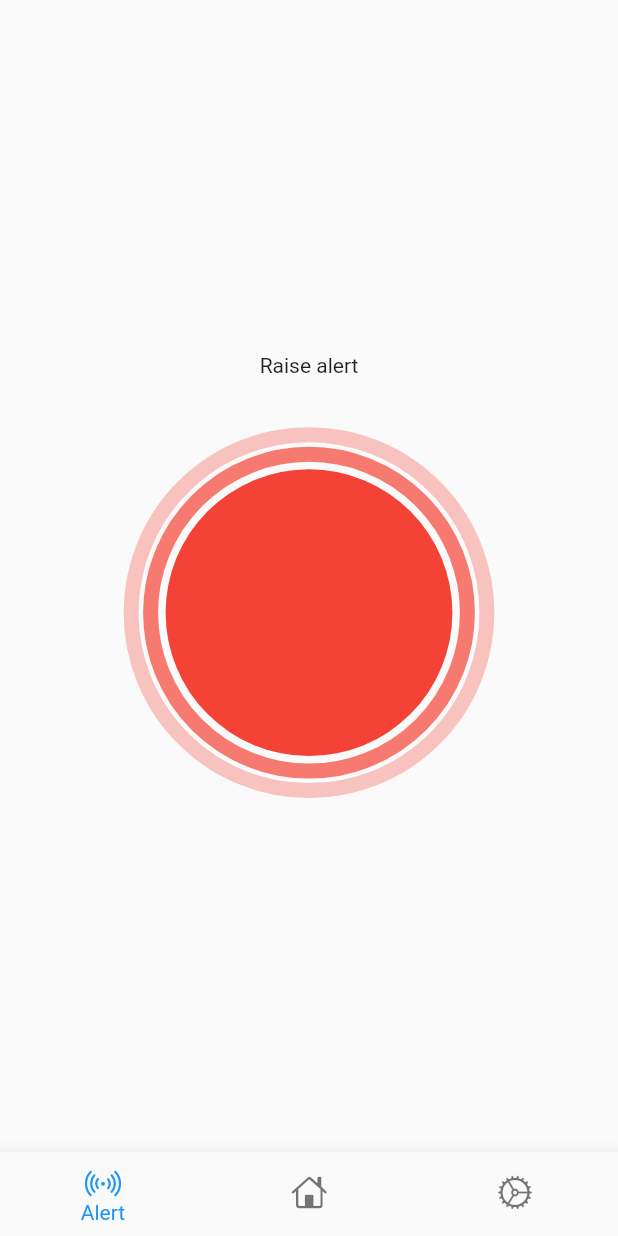
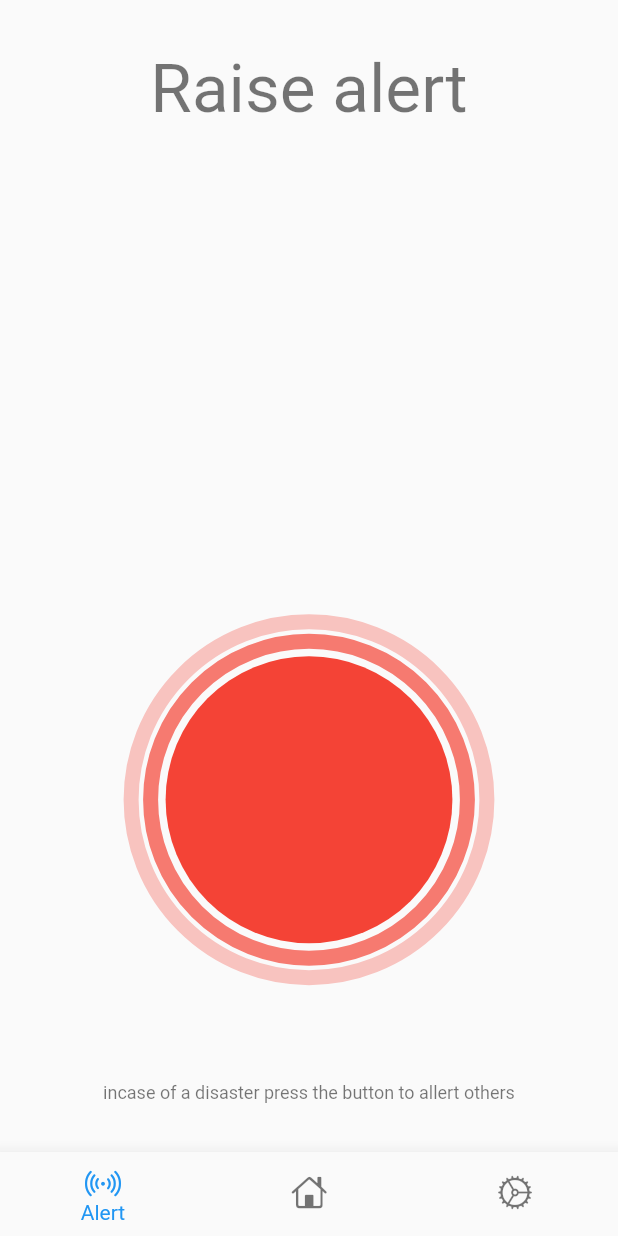
Before and after one commit to materoy/Siemens-hackathon-safety-marker, a Flutter app: the screen it shows after launch, on a phone screen of 412 x 824 dp. Run offline on Flutter 3.47's test engine with Material 2 defaults, Android fonts, the phone set to English and light mode, and no system bars; our stand-ins replace bloc, flutter_bloc; generated files the repository leaves out were written again.

```diff
--- a/lib/app/modules/alert/alert.dart
+++ b/lib/app/modules/alert/alert.dart
@@ -1,2 +1,3 @@
 export 'view/alert_details_page.dart';
+export 'view/alert_response_page.dart';
 export 'view/raise_alert_page.dart';
--- a/lib/app/modules/alert/view/raise_alert_page.dart
+++ b/lib/app/modules/alert/view/raise_alert_page.dart
@@ -10,19 +10,31 @@ class AlertPage extends StatelessWidget {
   Widget build(BuildContext context) {
     return Scaffold(
       bottomNavigationBar: const MarkerBottomNavigationBar(),
-      body: SizedBox(
+      body: SafeArea(
+        child: SizedBox(
           width: SizeConfig.width,
           child: Column(
-          mainAxisAlignment: MainAxisAlignment.center,
+            mainAxisAlignment: MainAxisAlignment.spaceEvenly,
             children: [
-            const Text('Raise alert'),
-            SizedBox(height: SizeConfig.unitHeight * 4),
+              const Spacer(),
+              Text(
+                'Raise alert',
+                style: Theme.of(context).textTheme.headline3,
+              ),
+              const Spacer(flex: 10),
               AlertButton(
                 onPressed: () {
                   Navigator.pushNamed(context, Routes.ALERT_DETAILS);
                 },
               ),
+              const Spacer(flex: 2),
+              Text(
+                'incase of a disaster press the button to allert others',
+                style: Theme.of(context).textTheme.caption,
+              ),
+              const Spacer(),
             ],
+          ),
         ),
       ),
     );
--- a/lib/app/routes/app_pages.dart
+++ b/lib/app/routes/app_pages.dart
@@ -16,5 +16,6 @@ class AppPages {
     _Paths.ALERT: (_) => const AlertPage(),
     _Paths.SETTINGS: (_) => const SettingsPage(),
     _Paths.ALERT_DETAILS: (_) => const AlertDetailsPage(),
+    _Paths.ALERT_RESPONSE: (_) => const AlertResponsePage(),
   };
 }
--- a/lib/app/routes/app_routes.dart
+++ b/lib/app/routes/app_routes.dart
@@ -7,6 +7,7 @@ abstract class Routes {
   static const ALERT = _Paths.ALERT;
   static const SETTINGS = _Paths.SETTINGS;
   static const ALERT_DETAILS = _Paths.ALERT_DETAILS;
+  static const ALERT_RESPONSE = _Paths.ALERT_RESPONSE;
 }
 
 abstract class _Paths {
@@ -14,4 +15,5 @@ abstract class _Paths {
   static const ALERT = '/alert';
   static const SETTINGS = '/settings';
   static const ALERT_DETAILS = '/alert_details';
+  static const ALERT_RESPONSE = '/alert_response';
 }
```
Also changed, not shown: lib/app/modules/alert/view/alert_response_page.dart (+16 -0 lines), lib/app/modules/home/view/home_page.dart (+14 -2 lines). Lines whose indentation alone changed are shown as unchanged.
